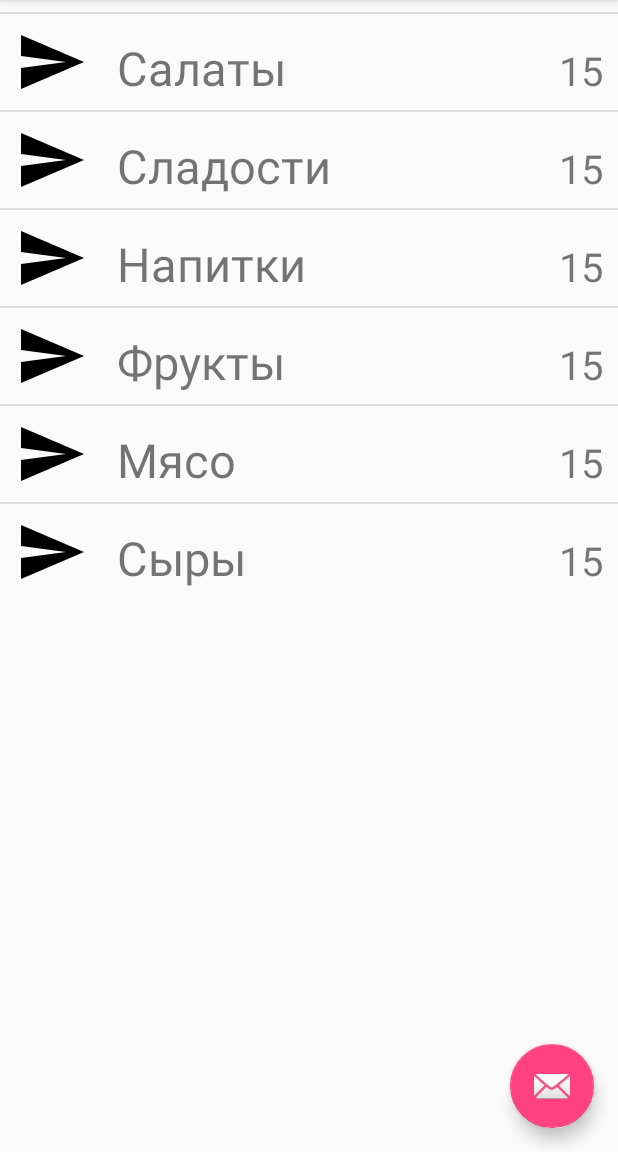
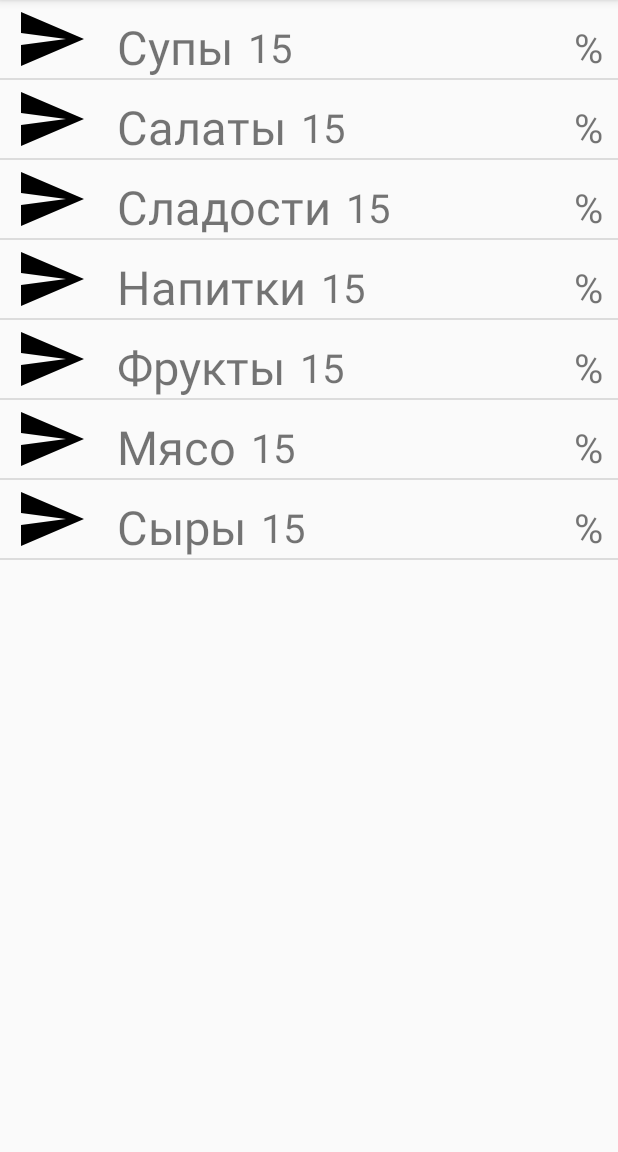
Before and after one commit to BuildForYourself/IQFit, an Android app: the screen it shows after launch (StackActivity), on a phone screen of 412 x 824 dp, the part 84-1236 px from its top. Run offline under Robolectric (Android 15) with nearby library versions, the phone set to English and light mode, and no system bars.

Commit message:
Added prototipe of first screen

```diff
--- a/app/src/main/kotlin/com/buildforyourself/iqfit/StackActivity.kt
+++ b/app/src/main/kotlin/com/buildforyourself/iqfit/StackActivity.kt
@@ -43,6 +43,8 @@ class StackActivity : AppCompatActivity(), NavigationView.OnNavigationItemSelect
 
         val lv = findViewById(R.id.list_view) as ListView
         lv.adapter = ListExampleAdapter(this)
+
+
     }
 
     private class ListExampleAdapter(context: Context) : BaseAdapter() {
--- a/app/src/main/res/layout/app_bar_stack.xml
+++ b/app/src/main/res/layout/app_bar_stack.xml
@@ -1,10 +1,11 @@
 <?xml version="1.0" encoding="utf-8"?>
-<android.support.design.widget.CoordinatorLayout xmlns:android="http://schemas.android.com/apk/res/android"
+<GridLayout xmlns:android="http://schemas.android.com/apk/res/android"
     xmlns:app="http://schemas.android.com/apk/res-auto"
     xmlns:tools="http://schemas.android.com/tools"
     android:layout_width="match_parent"
     android:layout_height="match_parent"
     android:fitsSystemWindows="true"
+    android:orientation="vertical"
     tools:context="com.buildforyourself.iqfit.StackActivity">
 
     <android.support.design.widget.AppBarLayout
@@ -31,4 +32,4 @@
         android:layout_margin="@dimen/fab_margin"
         android:src="@android:drawable/ic_dialog_email" />
 
-</android.support.design.widget.CoordinatorLayout>
+</GridLayout>
--- a/app/src/main/res/layout/content_stack.xml
+++ b/app/src/main/res/layout/content_stack.xml
@@ -2,12 +2,13 @@
 <RelativeLayout xmlns:android="http://schemas.android.com/apk/res/android"
     xmlns:tools="http://schemas.android.com/tools"
     android:layout_width="match_parent"
-    android:layout_height="match_parent"
+    android:layout_gravity="bottom"
+    android:layout_height="wrap_content"
     tools:context="com.buildforyourself.iqfit.StackActivity">
 
     <ListView
         android:layout_width="wrap_content"
-        android:layout_height="wrap_content"
+        android:layout_height="fill_parent"
         android:id="@+id/list_view">
 
     </ListView>
--- a/app/src/main/res/layout/food_layout.xml
+++ b/app/src/main/res/layout/food_layout.xml
@@ -1,8 +1,8 @@
 <?xml version="1.0" encoding="utf-8"?>
 <GridLayout xmlns:android="http://schemas.android.com/apk/res/android"
     android:orientation="horizontal"
-    android:layout_width="match_parent"
-    android:layout_height="?android:attr/listPreferredItemHeight">
+    android:layout_width="fill_parent"
+    android:layout_height="fill_parent">
     <ImageView
         android:id="@+id/icon"
         xmlns:android="http://schemas.android.com/apk/res/android"
@@ -13,12 +13,13 @@
         android:layout_marginLeft="10dp" />
     <TextView
         android:layout_marginLeft="20dp"
-        android:layout_gravity="center|left"
+        android:layout_gravity="center|fill_horizontal|left"
         android:id="@+id/food_category_name"
-        android:layout_height="20pt"
+        android:layout_height="wrap_content"
         android:textSize="14pt"
         android:text="Супчик"
-        android:layout_marginTop="10dp" />
+        android:layout_marginTop="10dp"
+        android:layout_width="wrap_content" />
     <TextView
         android:textAlignment="textEnd"
         android:layout_gravity="center|right"
@@ -26,6 +27,15 @@
         android:layout_marginLeft="10dp"
         android:id="@+id/percent"
         android:textSize="12pt"
-        android:text="146%"
-        android:layout_marginRight="10dp" />
+        android:text="146"
+        android:layout_width="wrap_content" />
+    <TextView
+        android:textAlignment="textEnd"
+        android:layout_gravity="center|right"
+        android:layout_marginTop="10dp"
+        android:textSize="12pt"
+        android:text="%"
+        android:layout_marginRight="10dp"
+        android:layout_width="wrap_content"
+        android:layout_height="wrap_content" />
 </GridLayout>
```
